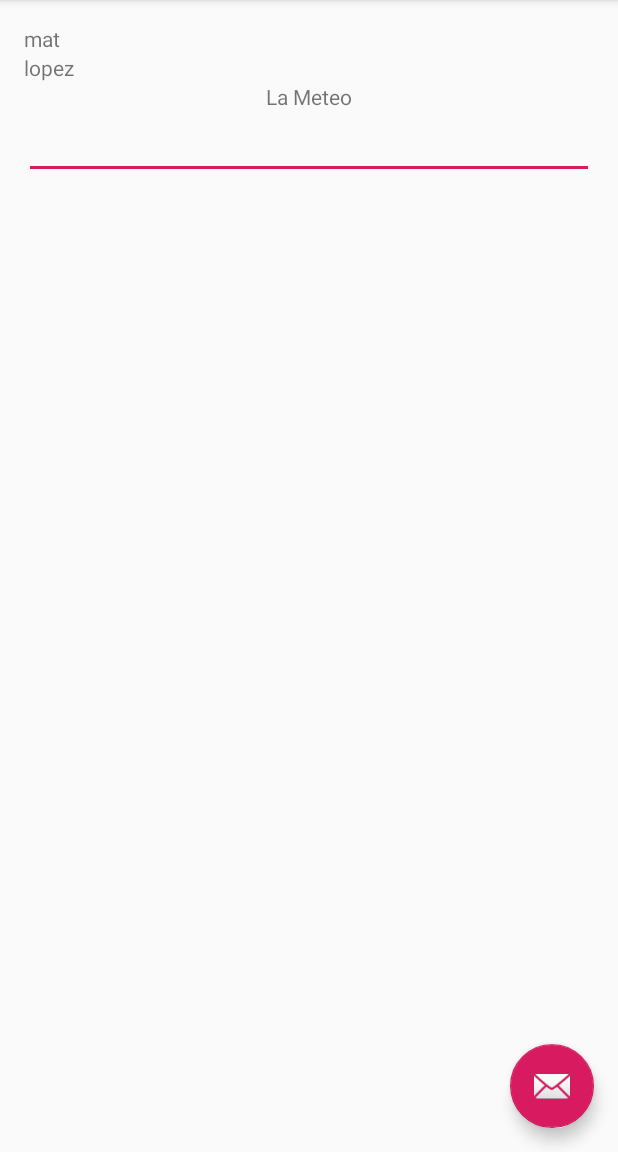
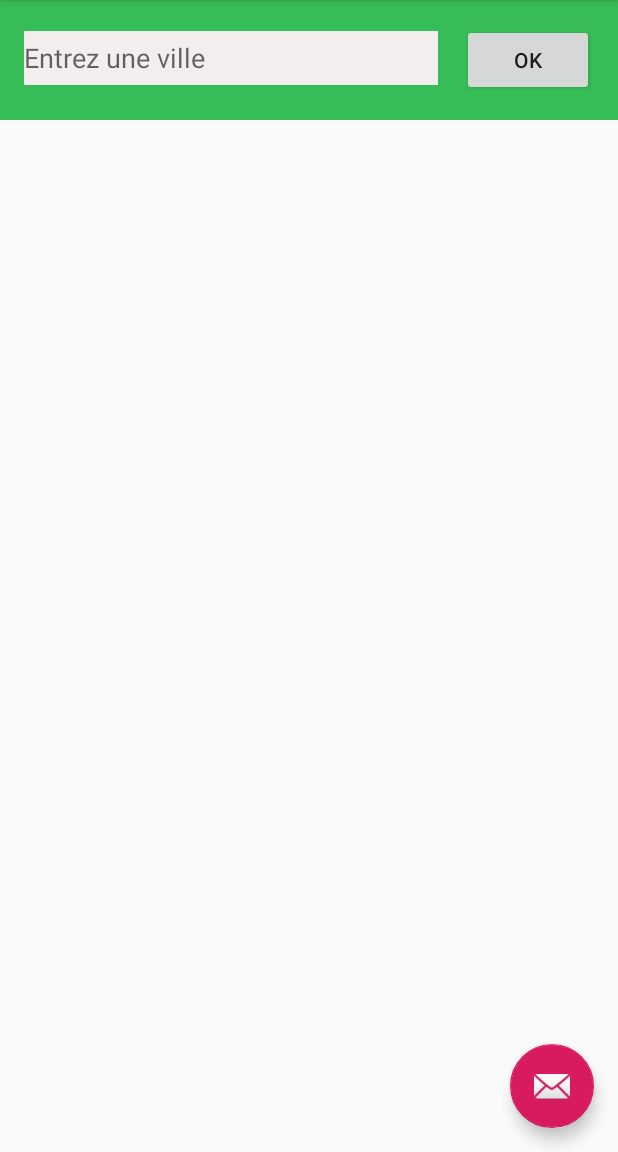
Before and after one commit to orestesrequena/00-week6-Android2, an Android app: the screen it shows after launch (MainActivity), in the side drawer, after a tap on "Meteo", on a phone screen of 412 x 824 dp, the part 84-1236 px from its top. Run offline under Robolectric (Android 15) with nearby library versions, the phone set to English and light mode, and no system bars.

Commit message:
first commit weather fragment

```diff
--- a/app/src/main/AndroidManifest.xml
+++ b/app/src/main/AndroidManifest.xml
@@ -2,6 +2,8 @@
 <manifest xmlns:android="http://schemas.android.com/apk/res/android"
     package="com.example.fragment">
 
+    <uses-permission android:name="android.permission.ACCESS_NETWORK_STATE" />
+    <uses-permission android:name="android.permission.INTERNET "/>
     <application
         android:allowBackup="true"
         android:icon="@mipmap/ic_launcher"
--- a/app/src/main/java/com/example/fragment/MainActivity.java
+++ b/app/src/main/java/com/example/fragment/MainActivity.java
@@ -91,7 +91,7 @@ public class MainActivity extends AppCompatActivity
                 switchFragment(new TemperatureFragment());
                 break;
             case R.id.nav_meteo:
-                switchFragment(MeteoFragment.newInstance("mat", "lopez"));
+                switchFragment( new MeteoFragment());
                 break;
         }
 
--- /dev/null
+++ b/app/src/main/java/com/example/fragment/ui/meteo/Constant.java
@@ -0,0 +1,6 @@
+package com.example.fragment.ui.meteo;
+
+public class Constant {
+    public static final String URL = "https://api.openweathermap.org/data/2.5/weather?q=%s&units=metric&appid=2addb075f4bf17e93cb07157f70647ea";
+    public static final String URL_IMAGE = "https://openweathermap.org/img/w/%s.png";
+}
--- a/app/src/main/java/com/example/fragment/ui/meteo/MeteoFragment.java
+++ b/app/src/main/java/com/example/fragment/ui/meteo/MeteoFragment.java
@@ -7,66 +7,39 @@ import android.support.v4.app.Fragment;
 import android.view.LayoutInflater;
 import android.view.View;
 import android.view.ViewGroup;
+import android.widget.Button;
+import android.widget.EditText;
+import android.widget.ImageView;
 import android.widget.TextView;
 
 import com.example.fragment.R;
 
-/**
- * A simple {@link Fragment} subclass.
- * Use the {@link MeteoFragment#newInstance} factory method to
- * create an instance of this fragment.
- */
+///**
+// * A simple {@link Fragment} subclass.
+// * Use the {@link MeteoFragment#newInstance} factory method to
+// * create an instance of this fragment.
+// */
 public class MeteoFragment extends Fragment {
-    // TODO: Rename parameter arguments, choose names that match
-    // the fragment initialization parameters, e.g. ARG_ITEM_NUMBER
-    private static final String ARG_PARAM1 = "param1";
-    private static final String ARG_PARAM2 = "param2";
-
-    // TODO: Rename and change types of parameters
-    private String mParam1;
-    private String mParam2;
-    private TextView textViewFirstName, textViewLastName;
-
+    private EditText editTextCity;
+    private Button buttonSubmit;
+    private TextView textViewCity, textViewTemperature;
+    private ImageView imageViewIcon;
 
     public MeteoFragment() {
         // Required empty public constructor
     }
 
-    /**
-     * Use this factory method to create a new instance of
-     * this fragment using the provided parameters.
-     *
-     * @param param1 Parameter 1.
-     * @param param2 Parameter 2.
-     * @return A new instance of fragment MeteoFragment.
-     */
-    // TODO: Rename and change types and number of parameters
-    public static MeteoFragment newInstance(String param1, String param2) {
-        MeteoFragment fragment = new MeteoFragment();
-        Bundle args = new Bundle();
-        args.putString(ARG_PARAM1, param1);
-        args.putString(ARG_PARAM2, param2);
-        fragment.setArguments(args);
-        return fragment;
-    }
-
-    @Override
-    public void onCreate(Bundle savedInstanceState) {
-        super.onCreate(savedInstanceState);
-        if (getArguments() != null) {
-            mParam1 = getArguments().getString(ARG_PARAM1);
-            mParam2 = getArguments().getString(ARG_PARAM2);
-        }
-    }
 
     @Override
     public View onCreateView(LayoutInflater inflater, ViewGroup container,
                              Bundle savedInstanceState) {
         // Inflate the layout for this fragment
-        View view =  inflater.inflate(R.layout.fragment_meteo, container, false);
-        //recuperation des vues
-        textViewFirstName = view.findViewById(R.id.textViewFirstName);
-        textViewLastName = view.findViewById(R.id.textViewLastName);
+        View view = inflater.inflate(R.layout.fragment_meteo, container, false);
+        editTextCity = view.findViewById(R.id.meteo_search);
+        buttonSubmit = view.findViewById(R.id.meteo_button_submit);
+        textViewCity = view.findViewById(R.id.meteo_idCity);
+        textViewTemperature = view.findViewById(R.id.meteo_idTemperature);
+        imageViewIcon = view.findViewById(R.id.meteo_idImage);
         return view;
     }
 
@@ -74,11 +47,22 @@ public class MeteoFragment extends Fragment {
     @Override
     public void onActivityCreated(@Nullable Bundle savedInstanceState) {
         super.onActivityCreated(savedInstanceState);
-        textViewFirstName.setText(mParam1);
-        textViewLastName.setText(mParam2);
+
+        buttonSubmit.setOnClickListener(new View.OnClickListener() {
+            @Override
+            public void onClick(View v) {
+                if (!editTextCity.getText().toString().isEmpty()) {
+
+                } else {
+                    FastDialog.showDialog(
+                            getContext(),
+                            FastDialog.SIMPLE_DIALOG
+                            ,getString(R.string.meteo_dialog_city_empty)
+                    );
+                }
+            }
+        });
     }
-
-    //    api.openweathermap.org/data/2.5/weather?q={city name},{country code}
 
 
 }
--- a/app/src/main/res/layout/fragment_meteo.xml
+++ b/app/src/main/res/layout/fragment_meteo.xml
@@ -1,31 +1,59 @@
 <?xml version="1.0" encoding="utf-8"?>
 <LinearLayout xmlns:android="http://schemas.android.com/apk/res/android"
-    android:orientation="vertical"
-    android:padding="16dp"
     xmlns:tools="http://schemas.android.com/tools"
     android:layout_width="match_parent"
     android:layout_height="match_parent"
+    android:orientation="vertical"
     tools:context=".ui.meteo.MeteoFragment">
+    <LinearLayout
+        android:layout_width="match_parent"
+        android:layout_height="wrap_content"
+        android:background="@color/colorLightGreen"
+        android:orientation="horizontal">
 
-    <!-- TODO: Update blank fragment layout -->
+        <EditText
+            android:id="@+id/meteo_search"
+            android:layout_width="0dp"
+            android:layout_height="36dp"
+            android:layout_marginLeft="16dp"
+            android:layout_marginTop="16dp"
+            android:layout_weight="1"
+            android:background="@color/colorWhite"
+            android:hint="@string/meteo_hint_city" />
+
+        <Button
+            android:id="@+id/meteo_button_submit"
+            android:layout_width="wrap_content"
+            android:layout_height="wrap_content"
+            android:layout_margin="16dp"
+            android:text="OK" />
+    </LinearLayout>
+
     <TextView
-        android:id="@+id/textViewFirstName"
+        android:id="@+id/meteo_idCity"
         android:layout_width="wrap_content"
         android:layout_height="wrap_content"
-        tools:text="Prénom" />
+        android:layout_gravity="center"
+        android:layout_marginTop="10dp"
+        android:textSize="20sp"
+        tools:text="@string/meteo_city" />
+
     <TextView
-        android:id="@+id/textViewLastName"
+        android:id="@+id/meteo_idTemperature"
         android:layout_width="wrap_content"
         android:layout_height="wrap_content"
-        tools:text="Nom" />
-    <TextView
-        android:layout_width="match_parent"
+        android:layout_gravity="center"
+        android:layout_marginTop="10dp"
+        android:textSize="16sp"
+        tools:text="@string/meteo_temperature" />
+
+    <ImageView
+        android:id="@+id/meteo_idImage"
+        android:layout_width="wrap_content"
         android:layout_height="wrap_content"
-        android:text="@string/meteo_title"
-        android:textAlignment="center"/>
-    <EditText
-        android:layout_width="match_parent"
-        android:layout_height="wrap_content"
-        android:id="@+id/meteo_search"/>
+        android:layout_gravity="center"
+        android:layout_marginTop="10dp"
+        tools:src="@mipmap/ic_launcher" />
+
 
 </LinearLayout>
--- a/app/src/main/res/values/colors.xml
+++ b/app/src/main/res/values/colors.xml
@@ -3,4 +3,6 @@
     <color name="colorPrimary">#008577</color>
     <color name="colorPrimaryDark">#00574B</color>
     <color name="colorAccent">#D81B60</color>
+    <color name="colorLightGreen">#37BD58</color>
+    <color name="colorWhite">#F3EDED</color>
 </resources>
--- a/app/src/main/res/values/strings.xml
+++ b/app/src/main/res/values/strings.xml
@@ -9,8 +9,8 @@
 
     <string name="navigation_drawer_open">Open navigation drawer</string>
     <string name="navigation_drawer_close">Close navigation drawer</string>
-    <string name="nav_header_title">Android Studio</string>
-    <string name="nav_header_subtitle">android.studio@android.com</string>
+    <string name="nav_header_title">Fragment App Aston Week 6 by Orestes</string>
+    <string name="nav_header_subtitle">Testing App</string>
     <string name="nav_header_desc">Navigation header</string>
 
     <!-- TODO: Remove or change this placeholder text -->
@@ -24,6 +24,12 @@
     <string name="meteo_title">La Meteo</string>
     <string name="temperature_convert_text">%s °C\'est égal à %s°F"</string>
     <string name="action_delete">Tout effacer</string>
+    <string name="ok">ok</string>
+    <string name="cancel">cancel</string>
+    <string name="meteo_city">City</string>
+    <string name="meteo_temperature">Temperature</string>
+    <string name="meteo_hint_city">Entrez une ville</string>
+    <string name="meteo_dialog_city_empty">Vous devez saisir une ville</string>
 
 
 </resources>
```
Also changed, not shown: app/build.gradle (+7 -0 lines), app/src/main/java/com/example/fragment/ui/meteo/FastDialog.java (added, +94 -0 lines), app/src/main/java/com/example/fragment/ui/meteo/Network.java (added, +36 -0 lines).
